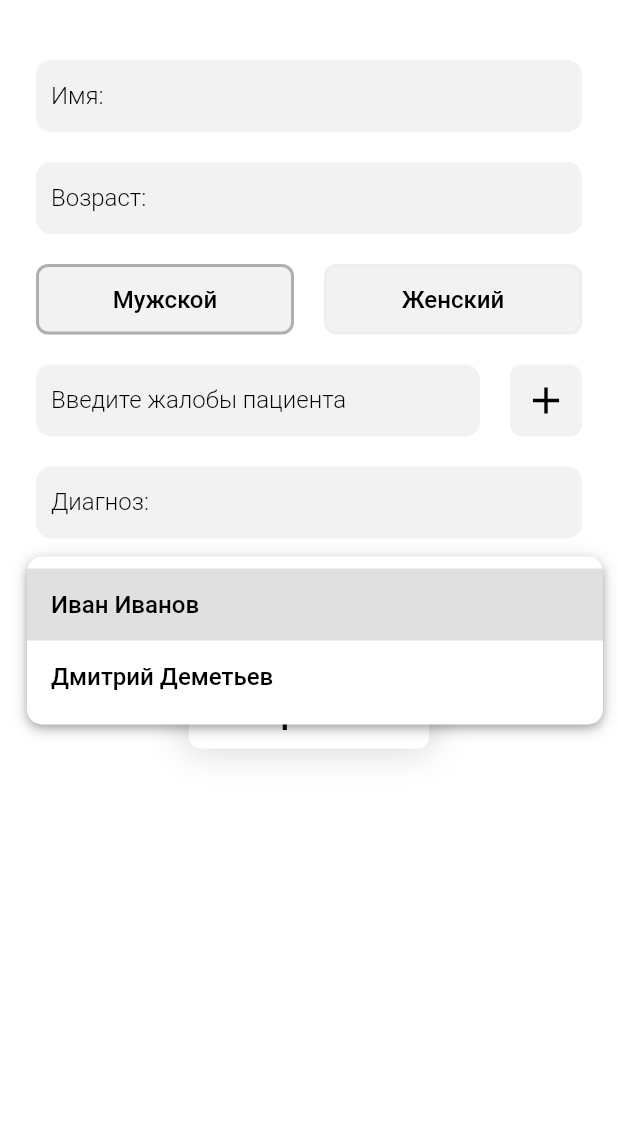
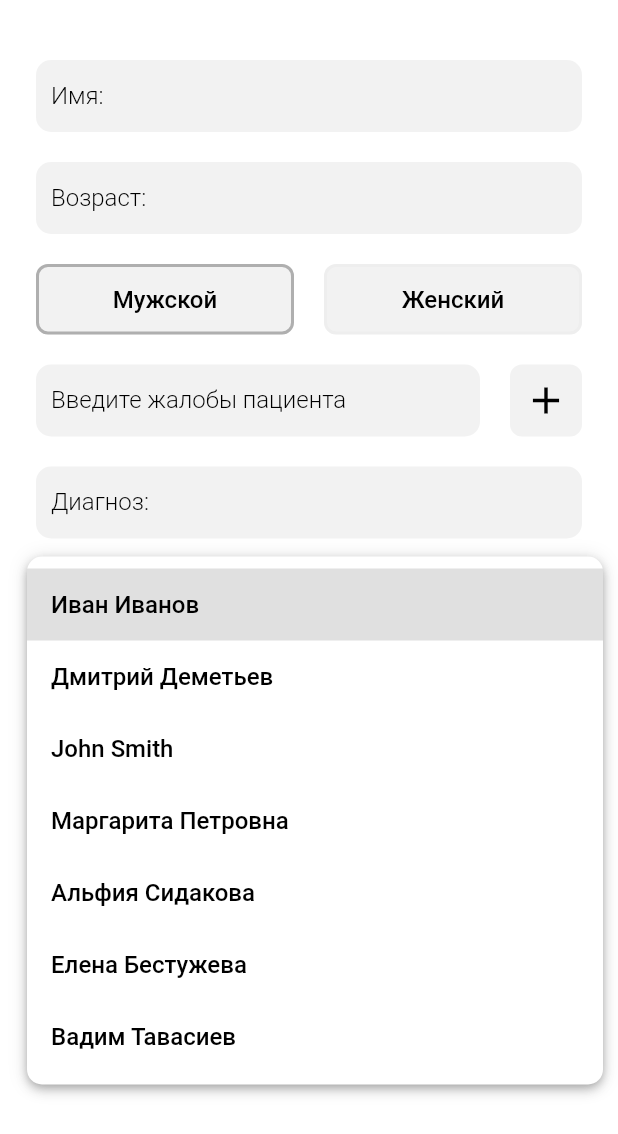
Before and after one commit to VadimKV44/register_of_medical_institution_employees, a Flutter app: the CreatingPatientScreen screen opened directly, after a tap on the "arrow drop down" icon, on a phone screen of 412 x 824 dp. Shown: the top 1134 px of the screen. Run offline on Flutter 3.47's test engine with Material 2 defaults, Android fonts, the phone set to English and light mode, and no system bars; our stand-ins replace bloc, flutter_bloc.

```diff
--- /dev/null
+++ b/lib/bloc/doctor_cubit/doctor_cubit.dart
@@ -0,0 +1,24 @@
+import 'package:bloc/bloc.dart';
+import 'package:meta/meta.dart';
+import 'package:register_of_medical_institution_employees/models/doctor_model.dart';
+import 'package:register_of_medical_institution_employees/repository/repository.dart';
+
+part 'doctor_state.dart';
+
+class DoctorCubit extends Cubit<DoctorState> {
+  DoctorCubit() : super(DoctorInitial());
+
+  Repository repository = Repository();
+
+  List<Doctor>? doctors;
+
+  void getDoctors() async {
+    emit(DoctorLoading());
+    doctors = await repository.getDoctors();
+    if (doctors == null) {
+      emit(DoctorError());
+    } else {
+      emit(DoctorSuccess(doctors: doctors));
+    }
+  }
+}
--- /dev/null
+++ b/lib/bloc/doctor_cubit/doctor_state.dart
@@ -0,0 +1,15 @@
+part of 'doctor_cubit.dart';
+
+@immutable
+abstract class DoctorState {}
+
+class DoctorInitial extends DoctorState {}
+
+class DoctorLoading extends DoctorState {}
+
+class DoctorError extends DoctorState {}
+
+class DoctorSuccess extends DoctorState {
+  DoctorSuccess({required this.doctors});
+  final List<Doctor>? doctors;
+}
--- a/lib/consts/strings.dart
+++ b/lib/consts/strings.dart
@@ -22,4 +22,5 @@ abstract class Strings {
   static const String patientNotFound = "Пациент не найден";
   static const String fillInAllFields = "Заполните все поля";
   static const String thereIsAlreadySuchComplaint = "Такая жалоба уже есть";
+  static const String noPatients = "Нет пациентов";
 }
--- a/lib/local_storage/local_storage.dart
+++ b/lib/local_storage/local_storage.dart
@@ -1,3 +1,4 @@
+import 'package:register_of_medical_institution_employees/models/doctor_model.dart';
 import 'package:register_of_medical_institution_employees/models/employee_model.dart';
 import 'package:register_of_medical_institution_employees/models/patient_model.dart';
 import 'package:register_of_medical_institution_employees/models/person_model.dart';
@@ -101,4 +102,52 @@ class LocalStorage {
       ),
     ),
   ];
+
+  static List<Doctor> doctors = [
+    Doctor(
+      id: '1682f120-adb0-1ce1-9880-7da865c5cd7d',
+      name: 'John',
+      surname: 'Smith',
+      birthdate: DateTime(1903, 1, 4),
+      gender: Gender.male,
+      specialization: 'Доктор всех наук',
+      patients: [],
+    ),
+    Doctor(
+      id: '175ef940-adb0-1ce1-9880-7da865c5cd7d',
+      name: 'Маргарита',
+      surname: 'Петровна',
+      birthdate: DateTime(1999, 2, 10),
+      gender: Gender.female,
+      specialization: 'Фармацевт',
+      patients: patients,
+    ),
+    Doctor(
+      id: '17addc90-adb0-1ce1-9880-7da865c5cd7d',
+      name: 'Альфия',
+      surname: 'Сидакова',
+      birthdate: DateTime(1998, 3, 12),
+      gender: Gender.female,
+      specialization: 'Медсестра',
+      patients: patients,
+    ),
+    Doctor(
+      id: '17b83cd0-adb0-1ce1-9880-7da865c5cd7d',
+      name: 'Елена',
+      surname: 'Бестужева',
+      birthdate: DateTime(1997, 4, 14),
+      gender: Gender.female,
+      specialization: 'Патологоанатом',
+      patients: patients,
+    ),
+    Doctor(
+      id: '17cb0180-adb0-1ce1-9880-7da865c5cd7d',
+      name: 'Вадим',
+      surname: 'Тавасиев',
+      birthdate: DateTime(1996, 5, 18),
+      gender: Gender.male,
+      specialization: 'Проктолог',
+      patients: patients,
+    ),
+  ];
 }
--- a/lib/main.dart
+++ b/lib/main.dart
@@ -1,5 +1,6 @@
 import 'package:flutter/material.dart';
 import 'package:flutter_bloc/flutter_bloc.dart';
+import 'package:register_of_medical_institution_employees/bloc/doctor_cubit/doctor_cubit.dart';
 import 'package:register_of_medical_institution_employees/bloc/employee_cubit/employee_cubit.dart';
 import 'package:register_of_medical_institution_employees/bloc/patient_cubit/patient_cubit.dart';
 import 'package:register_of_medical_institution_employees/screens/main_screen.dart';
@@ -17,6 +18,7 @@ class MyApp extends StatelessWidget {
       providers: [
         BlocProvider<EmployeeCubit>(create: (BuildContext context) => EmployeeCubit()),
         BlocProvider<PatientCubit>(create: (BuildContext context) => PatientCubit()),
+        BlocProvider<DoctorCubit>(create: (BuildContext context) => DoctorCubit()),
       ],
       child: const MaterialApp(
         home: MainScreen(),
--- /dev/null
+++ b/lib/models/doctor_model.dart
@@ -0,0 +1,22 @@
+import 'package:register_of_medical_institution_employees/models/patient_model.dart';
+import 'package:register_of_medical_institution_employees/models/person_model.dart';
+
+class Doctor {
+  Doctor({
+    required this.id,
+    required this.name,
+    required this.surname,
+    required this.birthdate,
+    required this.gender,
+    required this.specialization,
+    required this.patients,
+});
+
+  final String? id;
+  final String? name;
+  final String? surname;
+  final DateTime? birthdate;
+  final Gender gender;
+  final String? specialization;
+  final List<Patient>? patients;
+}
--- a/lib/models/person_model.dart
+++ b/lib/models/person_model.dart
@@ -1,4 +1,4 @@
-class Person {
+abstract class Person {
   Person({
     required this.id,
     required this.name,
--- a/pubspec.yaml
+++ b/pubspec.yaml
@@ -16,6 +16,7 @@ dependencies:
   flutter_bloc: ^8.1.3
   uuid: ^4.0.0
   collection: ^1.17.0
+  intl: ^0.18.1
 
 dev_dependencies:
   flutter_test:
```
Also changed, not shown: lib/bloc/employee_cubit/employee_cubit.dart (+11 -0 lines), lib/models/employee_adapter.dart (added, +26 -0 lines), lib/repository/repository.dart (+8 -0 lines), lib/screens/main_screen.dart (+13 -1 lines), lib/widgets/employees_item_widget.dart (+9 -1 lines), pubspec.lock.
